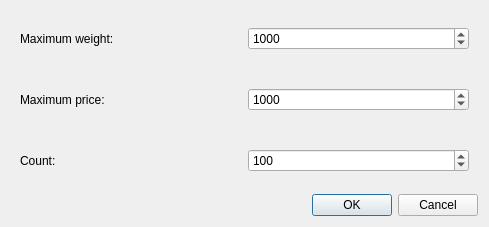
The window that UIDesign/random_dialog.ui (HT0710/CSD301_Group-1_Knapsack-problem) describes before a commit, drawn with Qt 5.
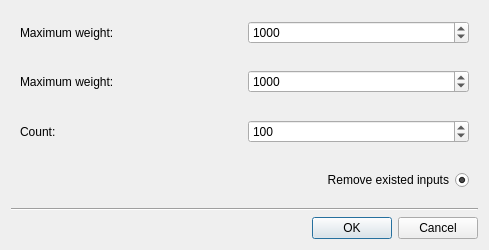
The same window after the commit.

Commit message: add creation option for random

Patch:
```diff
--- a/UIDesign/random_dialog.ui
+++ b/UIDesign/random_dialog.ui
@@ -7,19 +7,19 @@
     <x>0</x>
     <y>0</y>
     <width>489</width>
-    <height>227</height>
+    <height>250</height>
    </rect>
   </property>
   <property name="minimumSize">
    <size>
     <width>489</width>
-    <height>227</height>
+    <height>250</height>
    </size>
   </property>
   <property name="maximumSize">
    <size>
     <width>489</width>
-    <height>227</height>
+    <height>250</height>
    </size>
   </property>
   <property name="windowTitle">
@@ -63,14 +63,14 @@
      <property name="enabled">
       <bool>true</bool>
      </property>
-     <layout class="QHBoxLayout" name="horizontalLayout_3">
+     <layout class="QHBoxLayout" name="horizontalLayout_4">
       <item>
        <widget class="QLabel" name="lb_maximumPrice">
         <property name="enabled">
          <bool>true</bool>
         </property>
         <property name="text">
-         <string>Maximum price:</string>
+         <string>Maximum weight:</string>
         </property>
        </widget>
       </item>
@@ -122,6 +122,35 @@
      </layout>
     </widget>
    </item>
+   <item>
+    <widget class="QWidget" name="wg_createOption" native="true">
+     <property name="enabled">
+      <bool>true</bool>
+     </property>
+     <layout class="QHBoxLayout" name="horizontalLayout_3">
+      <item>
+       <widget class="QRadioButton" name="rd_createOption">
+        <property name="layoutDirection">
+         <enum>Qt::RightToLeft</enum>
+        </property>
+        <property name="text">
+         <string>Remove existed inputs</string>
+        </property>
+        <property name="checked">
+         <bool>true</bool>
+        </property>
+       </widget>
+      </item>
+     </layout>
+    </widget>
+   </item>
+   <item>
+    <widget class="Line" name="line">
+     <property name="orientation">
+      <enum>Qt::Horizontal</enum>
+     </property>
+    </widget>
+   </item>
    <item>
     <widget class="QDialogButtonBox" name="buttonBox">
      <property name="orientation">
```
The commit also changes 2 other files.
